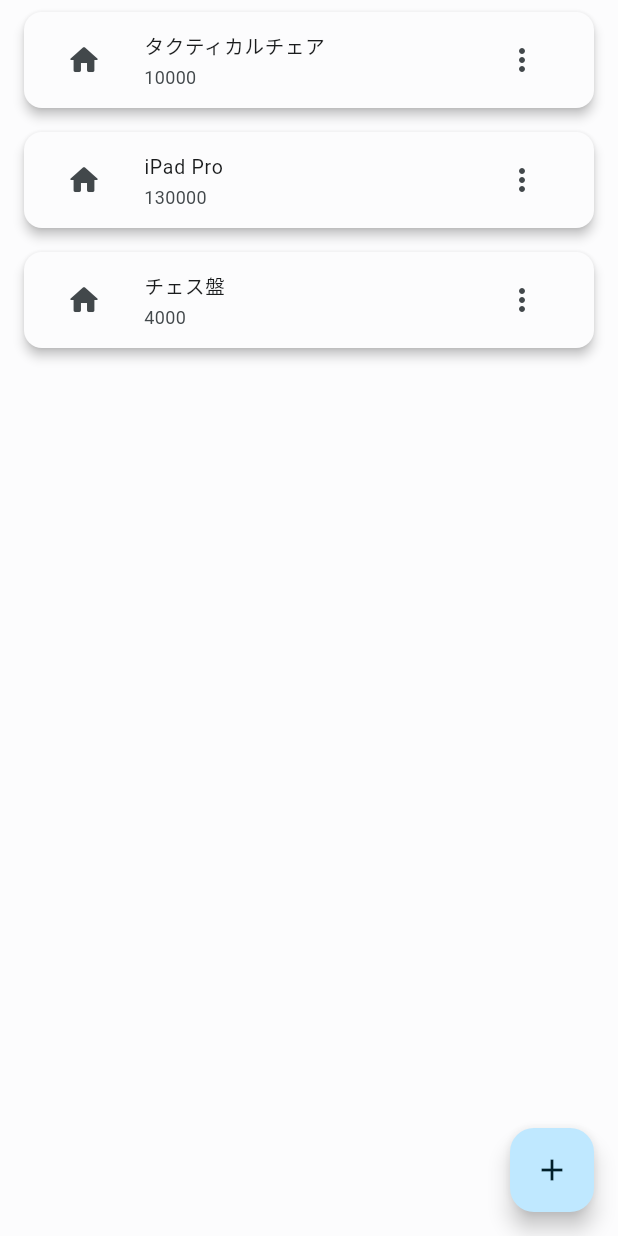
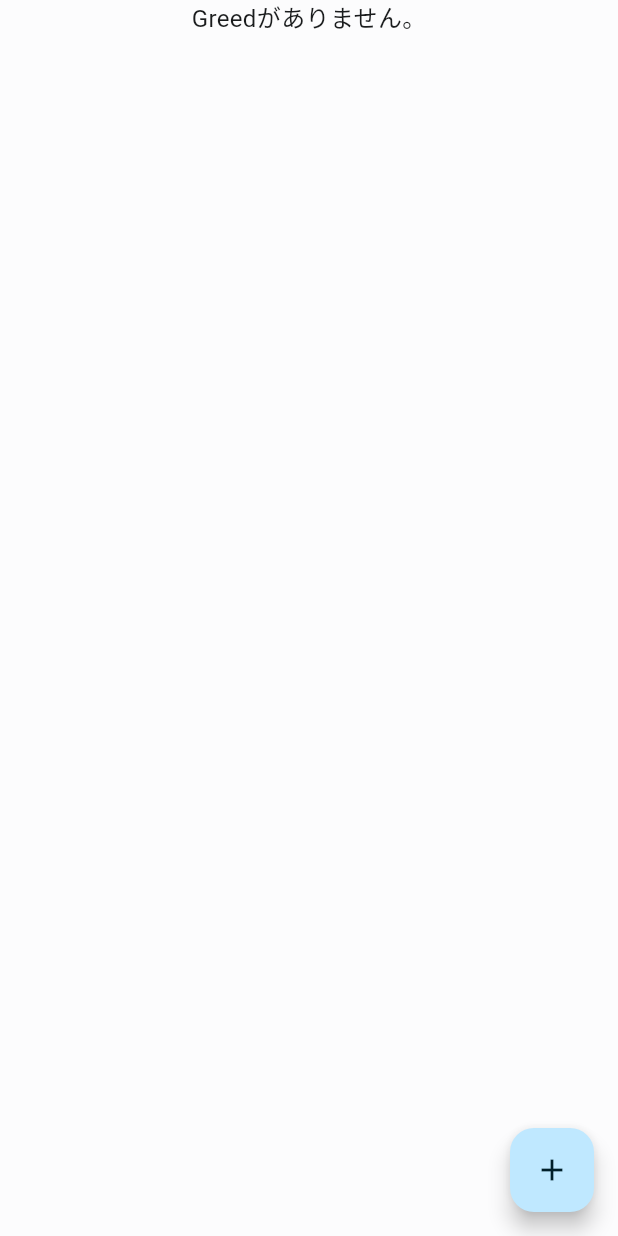
Before and after one commit to sakanafuto/Greed, a Flutter app: the GreedListScreen screen opened directly, on a phone screen of 412 x 824 dp. Run offline on Flutter 3.47's test engine with Material 2 defaults, Android fonts, the phone set to English and light mode, and no system bars; our stand-ins replace go_router, google_fonts, hive, hive_flutter, hooks_riverpod; accounts and stored records are empty.

Commit message:
feat: ほしい物を追加して一覧表示する機能の実装！

```diff
--- a/lib/component/bottom_navigation_bar.dart
+++ b/lib/component/bottom_navigation_bar.dart
@@ -41,7 +41,7 @@ class BottomNavigationBarView extends HookConsumerWidget {
                 Card(
                   child: ListTile(
                     title: const Text("App"),
-                    onTap: () => context.go('/home'),
+                    onTap: () => context.go('/'),
                   ),
                 ),
               ],
--- a/lib/main.dart
+++ b/lib/main.dart
@@ -1,15 +1,15 @@
 import 'package:flutter/material.dart';
-import 'package:hello_app/model/greed.dart';
+import 'package:hello_app/theme/app_theme.dart';
 import 'package:hello_app/router/router.dart';
-import 'package:hello_app/theme/app_theme.dart';
 import 'package:hooks_riverpod/hooks_riverpod.dart';
 import 'package:hive_flutter/hive_flutter.dart';
+import 'package:hello_app/model/greed.dart';
 
 late Box box;
 Future<void> main() async {
   await Hive.initFlutter();
-  box = await Hive.openBox('greedBox');
   Hive.registerAdapter(GreedAdapter());
+  box = await Hive.openBox<Greed>('greeds');
   runApp(const ProviderScope(child: MyApp()));
 }
 
--- a/lib/model/greed.dart
+++ b/lib/model/greed.dart
@@ -5,19 +5,15 @@ part 'greed.g.dart';
 @HiveType(typeId: 0)
 class Greed extends HiveObject{
   @HiveField(0)
-  int id;
+  String name;
 
   @HiveField(1)
-  String name;
+  int price;
 
   @HiveField(2)
-  int price;
-
-  @HiveField(3)
   String description;
 
   Greed({
-    required this.id,
     required this.name,
     required this.price,
     required this.description,
--- /dev/null
+++ b/lib/model/greed_box.dart
@@ -0,0 +1,6 @@
+import 'package:hello_app/model/greed.dart';
+import 'package:hive_flutter/hive_flutter.dart';
+
+class Boxes {
+  static Box<Greed> getGreeds() => Hive.box<Greed>('greeds');
+}
--- a/lib/model/greed_list_model.dart
+++ /dev/null
@@ -1,22 +0,0 @@
-import 'package:hello_app/model/greed_model.dart';
-
-class GreedList {
-  final List<Greed> greeds;
-
-  GreedList._internal({required this.greeds});
-
-  factory GreedList() {
-    Greed greed1 = Greed(id: 1, name: 'タクティカルチェア', price: 10000, description: 'スタイリッシュな椅子がほしい…');
-    Greed greed2 = Greed(id: 2, name: 'iPad Pro', price: 130000, description: '理由はないけどほしい！');
-    Greed greed3 = Greed(id: 3, name: 'チェス盤', price: 4000, description: 'チェスを本格的に習いたいから。');
-    return GreedList._internal(greeds: [greed1, greed2, greed3]);
-  }
-
-  Greed? greedFromId(String id) {
-    try {
-      return greeds.where((greed) => greed.id.toString() == id).first;
-    } catch (e) {
-      return null;
-    }
-  }
-}
--- a/lib/model/greed_model.dart
+++ b/lib/model/greed_model.dart
@@ -1,8 +1,15 @@
-class Greed {
-  int id;
-  String name;
-  int price;
-  String description;
+import 'package:flutter/material.dart';
+import 'package:hello_app/repository/greed_repository.dart';
+import 'package:hooks_riverpod/hooks_riverpod.dart';
 
-  Greed({required this.id, required this.name, required this.price, required this.description});
+final greedModelProvider = ChangeNotifierProvider<GreedModel>(
+  (ref) => GreedModel(),
+);
+
+class GreedModel extends ChangeNotifier {
+  GreedRepository greedRepository = GreedRepository();
+
+  void addGreed(String name, int price, String description) {
+    greedRepository.addGreedRepository(name, price, description);
+  }
 }
--- /dev/null
+++ b/lib/repository/greed_repository.dart
@@ -0,0 +1,10 @@
+import 'package:hello_app/model/greed.dart';
+import 'package:hello_app/model/greed_box.dart';
+
+class GreedRepository {
+  Future addGreedRepository(String name, int price, String description) async {
+    final greed = Greed(name: name, price: price, description: description);
+    final box = Boxes.getGreeds();
+    box.add(greed);
+  }
+}
--- a/lib/router/router.dart
+++ b/lib/router/router.dart
@@ -1,22 +1,18 @@
 import 'package:flutter/material.dart';
 import 'package:hello_app/component/bottom_navigation_bar.dart';
-import 'package:hello_app/model/greed_list_model.dart';
-import 'package:hello_app/model/greed_model.dart';
-import 'package:hello_app/screen/add_greeed_screen.dart';
-import 'package:hello_app/screen/greed_detail_screen.dart';
+import 'package:hello_app/screen/add_greed_screen.dart';
 import 'package:hello_app/screen/log_in_screen.dart';
 import 'package:hooks_riverpod/hooks_riverpod.dart';
 import 'package:go_router/go_router.dart';
 
-final greedDetailProvider = Provider<GreedList>((ref) => GreedList());
 
 final routerProvider = Provider(
   (ref) => GoRouter(
-    initialLocation: '/',
+    initialLocation: '/login',
     routes: [
       GoRoute(
         name: 'login',
-        path: '/',
+        path: '/login',
         pageBuilder: (context, state) => MaterialPage(
           key: state.pageKey,
           child: const LogInScreen(),
@@ -24,39 +20,39 @@ final routerProvider = Provider(
       ),
       GoRoute(
         name: 'home',
-        path: '/home',
+        path: '/',
         pageBuilder: (context, state) => MaterialPage(
           key: state.pageKey,
           child: BottomNavigationBarView(),
         ),
-        routes: [
-          GoRoute(
-            name: 'detail',
-            path: 'detail/:id',
-            pageBuilder: (context, state) {
-              Greed? greed = ref
-                  .watch(greedDetailProvider)
-                  .greedFromId(state.params['id']!);
-              if (greed == null) {
-                return MaterialPage(
-                  key: state.pageKey,
-                  child: Scaffold(
-                    appBar: AppBar(
-                      title: const Text('ページが存在しません'),
-                    ),
-                    body: Container(),
-                  ),
-                );
-              }
-              return MaterialPage(
-                key: state.pageKey,
-                child: GreedDetailScreen(
-                  greed: greed,
-                ),
-              );
-            },
-          ),
-        ],
+        // routes: [
+        //   GoRoute(
+        //     name: 'detail',
+        //     path: 'detail/:id',
+        //     pageBuilder: (context, state) {
+        //       Greed? greed = ref
+        //           .watch(greedDetailProvider)
+        //           .greedFromId(state.params['id']!);
+        //       if (greed == null) {
+        //         return MaterialPage(
+        //           key: state.pageKey,
+        //           child: Scaffold(
+        //             appBar: AppBar(
+        //               title: const Text('ページが存在しません'),
+        //             ),
+        //             body: Container(),
+        //           ),
+        //         );
+        //       }
+        //       return MaterialPage(
+        //         key: state.pageKey,
+        //         child: GreedDetailScreen(
+        //           greed: greed,
+        //         ),
+        //       );
+        //     },
+        //   ),
+        // ],
       ),
       GoRoute(
         name: 'addGreed',
--- a/lib/screen/greed_list_screen.dart
+++ b/lib/screen/greed_list_screen.dart
@@ -1,7 +1,9 @@
 import 'package:flutter/material.dart';
 import 'package:go_router/go_router.dart';
-import 'package:hello_app/model/greed_list_model.dart';
+import 'package:hello_app/model/greed.dart';
+import 'package:hello_app/model/greed_box.dart';
 import 'package:hello_app/model/greed_model.dart';
+import 'package:hive_flutter/hive_flutter.dart';
 import 'package:hooks_riverpod/hooks_riverpod.dart';
 
 class GreedListScreen extends HookConsumerWidget {
@@ -9,12 +11,55 @@ class GreedListScreen extends HookConsumerWidget {
 
   @override
   Widget build(BuildContext context, WidgetRef ref) {
-    GreedList greedList = GreedList();
+    final greedModel = ref.read(greedModelProvider);
     return Scaffold(
-      body: ListView.builder(
-        itemCount: greedList.greeds.length,
-        itemBuilder: (context, index) {
-          Greed greed = greedList.greeds[index];
+      body: Column(
+        children: [
+          ValueListenableBuilder<Box<Greed>>(
+            valueListenable: Boxes.getGreeds().listenable(),
+            builder: (context, box, _) {
+              final greeds = box.values.toList().cast<Greed>();
+              return buildContent(greeds, greedModel);
+            },
+          ),
+        ],
+      ),
+      floatingActionButton: FloatingActionButton(
+        child: const Icon(Icons.add),
+        onPressed: () {},
+      ),
+    );
+  }
+
+  Widget buildContent(List<Greed> greeds, GreedModel greedModel) {
+    if (greeds.isEmpty) {
+      return const Center(
+        child: Text(
+          'Greedがありません。',
+        ),
+      );
+    } else {
+      return SingleChildScrollView(
+        child: Column(
+          children: [
+            Container(
+              height: 300,
+              child: ListView.builder(
+                shrinkWrap: true,
+                itemCount: greeds.length,
+                itemBuilder: (BuildContext context, int index) {
+                  final greed = greeds[index];
+                  return buildGreed(context, greed, greedModel);
+                },
+              ),
+            ),
+          ],
+        ),
+      );
+    }
+  }
+
+  Widget buildGreed(BuildContext context, Greed greed, GreedModel greedModel) {
     return Card(
       color: Theme.of(context).colorScheme.background,
       margin: const EdgeInsets.symmetric(vertical: 8.0, horizontal: 16.0),
@@ -34,17 +79,18 @@ class GreedListScreen extends HookConsumerWidget {
             onPressed: () {},
           ),
           onTap: () {
-                  context.go('/home/detail/${greed.id}');
+            // context.go('/detail/${greed}');
           },
         ),
       ),
     );
-        },
-      ),
-      floatingActionButton: FloatingActionButton(
-        child: const Icon(Icons.add),
-        onPressed: () {},
-      ),
-    );
   }
 }
+
+//   Widget buildButtons(
+//           BuildContext context, Greed greed, GreedModel greedModel) =>
+//       ElevatedButton(
+//         onPressed: () => {greedModel.deleteGreed(greed)},
+//         child: Text('削除'),
+//       );
+// }
--- a/lib/screen/log_in_screen.dart
+++ b/lib/screen/log_in_screen.dart
@@ -14,7 +14,7 @@ class LogInScreen extends StatelessWidget {
         child: ElevatedButton(
           child: const Text('ログイン'),
           onPressed: () {
-            context.go('/home');
+            context.go('/');
           },
         ),
       ),
```
Also changed, not shown: lib/screen/add_greed_screen.dart (added, +96 -0 lines), lib/screen/add_greeed_screen.dart (deleted, +0 -99 lines), lib/screen/greed_detail_screen.dart (+32 -32 lines), lib/model/greed.g.dart. Lines whose indentation alone changed are shown as unchanged.
